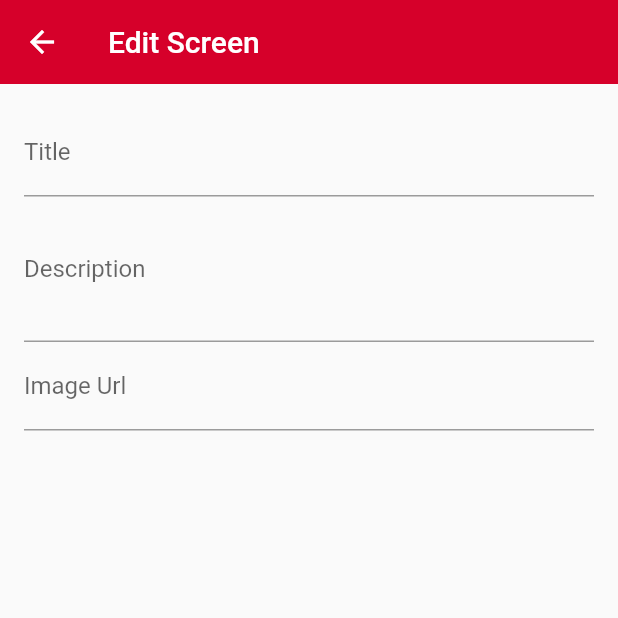
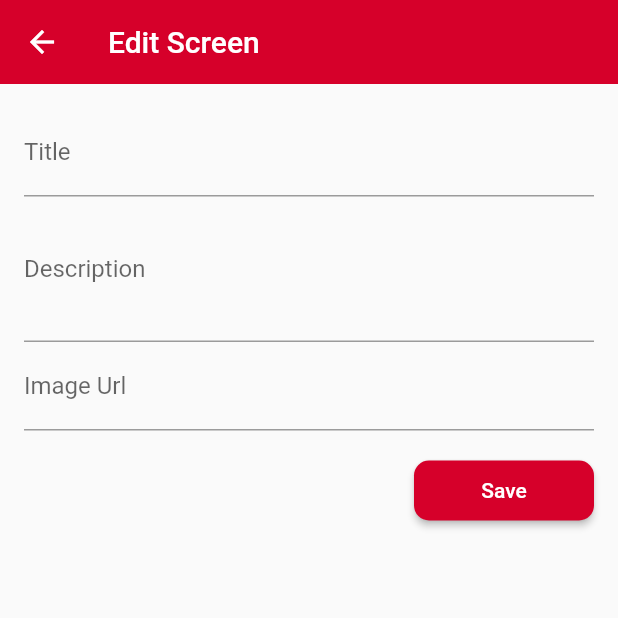
Before and after one commit to Ayush13Bhatia/Food_App, a Flutter app: the AddProducts screen opened by its route, on a phone screen of 412 x 824 dp, the top half of it. Run offline on Flutter 3.47's test engine with Material 2 defaults, Android fonts, the phone set to English and light mode, and no system bars; our stand-ins replace cached_network_image, firebase_auth; accounts and stored records are empty; network calls fail.

Commit message:
some fixes, and elevation button on edit screen

```diff
--- a/lib/main.dart
+++ b/lib/main.dart
@@ -12,7 +12,9 @@ import '../screens/tabScreen/bottonnavigation.dart';
 import 'providers/cart.dart';
 import '../providers/products_provider.dart';
 
-void main() => runApp(const MyApp());
+void main() {
+  return runApp(const MyApp());
+}
 
 class MyApp extends StatelessWidget {
   const MyApp({Key? key}) : super(key: key);
--- a/lib/model/meals.dart
+++ b/lib/model/meals.dart
@@ -1,6 +1,6 @@
 import 'package:flutter/material.dart';
 
-class Meal with ChangeNotifier {
+class Meal {
   late String? id;
   late String? title;
   late String? description;
--- a/lib/screens/add_products.dart
+++ b/lib/screens/add_products.dart
@@ -48,6 +48,33 @@ class _AddProductsState extends State<AddProducts> {
                 textInputAction: TextInputAction.done,
                 controller: _imageUrlController,
               ),
+              const SizedBox(
+                height: 20,
+              ),
+              Expanded(
+                child: Align(
+                  alignment: Alignment.centerRight,
+                  child: SizedBox(
+                    height: 40,
+                    width: 40 * 3,
+                    child: ElevatedButton(
+                      style: ElevatedButton.styleFrom(
+                        shape: RoundedRectangleBorder(
+                          borderRadius: BorderRadius.circular(10),
+                        ),
+                        backgroundColor: MyTheme.primaryColor,
+                      ),
+                      onPressed: () {},
+                      child: const Text(
+                        "Save",
+                        style: TextStyle(
+                          color: MyTheme.whiteColor,
+                        ),
+                      ),
+                    ),
+                  ),
+                ),
+              )
             ],
           ),
         ),
--- a/lib/utils/routes.dart
+++ b/lib/utils/routes.dart
@@ -18,7 +18,7 @@ class Routes {
     mealScreen: (context) => const MealListScreen(),
     cartScreen: (context) => const CartScreen(),
     history: (context) => const History(),
-    editScreen: (context) => const EditProductScreen(),
+    // editScreen: (context) => const EditProductScreen(),
     addingMealScreen: (context) => const AddingMealScreen(),
     addProduct: (context) => const AddProducts(),
   };
```
Also changed, not shown: lib/providers/products_provider.dart (+0 -7 lines), lib/screens/edit_product_screen.dart (+67 -60 lines).
